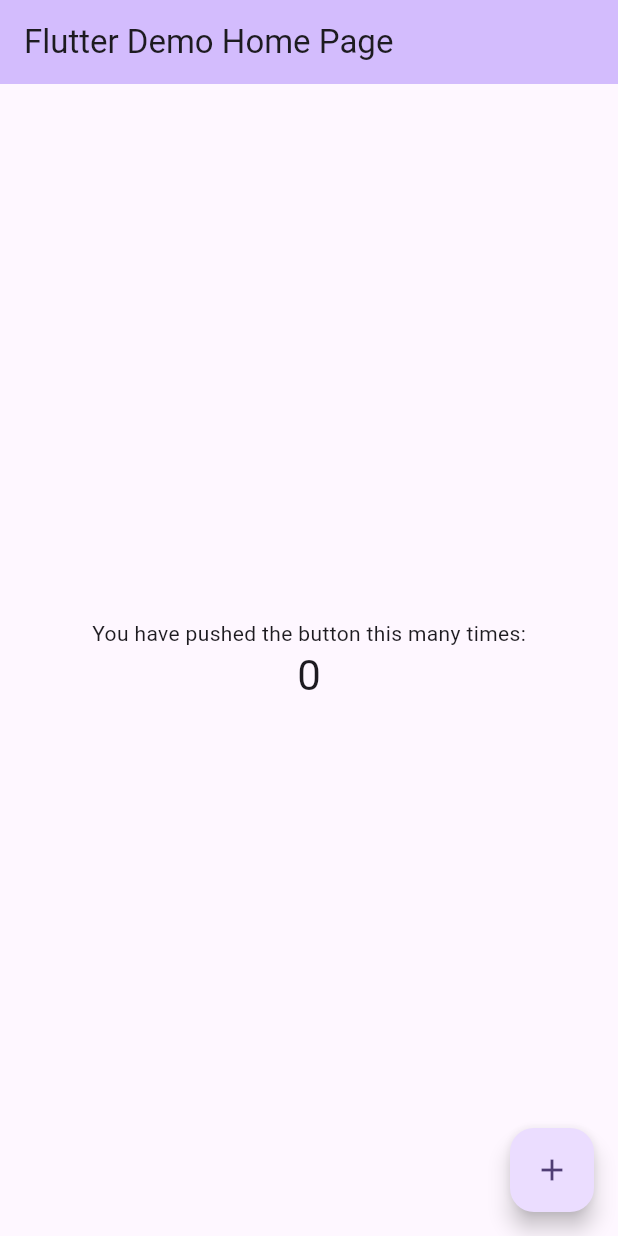
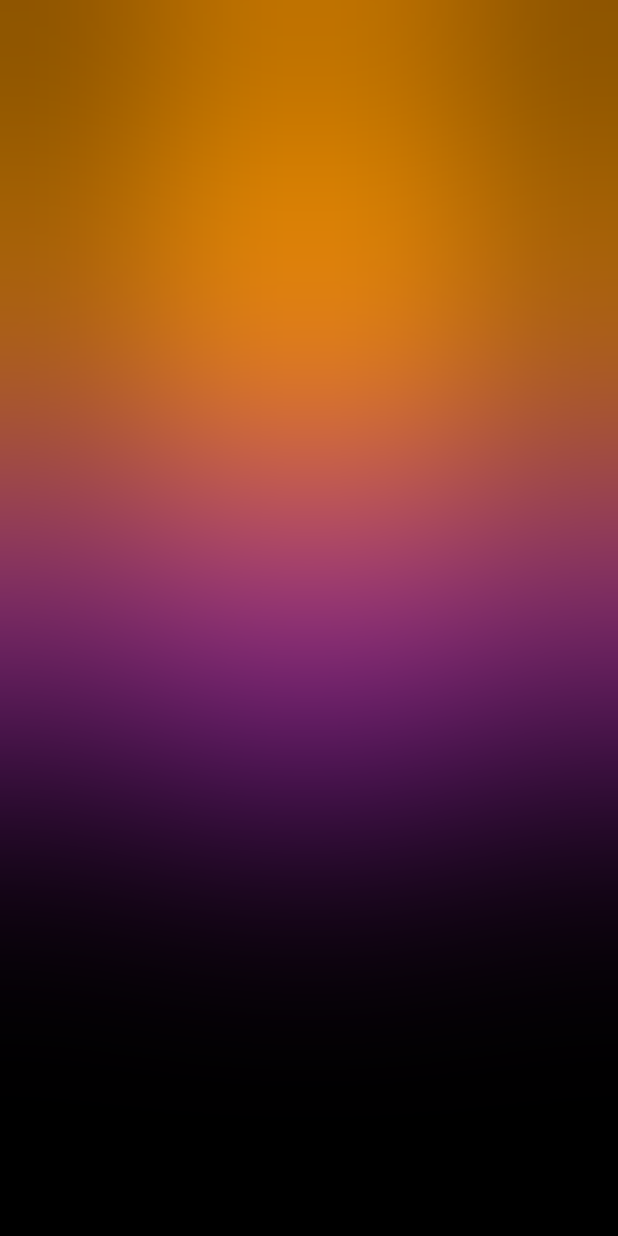
Before and after one commit to DenUP/WeatherAppWithBloc, a Flutter app: the screen it shows after launch, on a phone screen of 412 x 824 dp. Run offline on Flutter 3.47's test engine with Material 3 defaults, Android fonts, the phone set to English and light mode, and no system bars.

Commit message:
add: background

```diff
--- a/lib/main.dart
+++ b/lib/main.dart
@@ -1,125 +1,18 @@
 import 'package:flutter/material.dart';
+import 'package:weather_app_withbloc/screen/home_screen.dart';
 
 void main() {
-  runApp(const MyApp());
+  runApp(const MainApp());
 }
 
-class MyApp extends StatelessWidget {
-  const MyApp({super.key});
+class MainApp extends StatelessWidget {
+  const MainApp({super.key});
 
-  // This widget is the root of your application.
   @override
   Widget build(BuildContext context) {
-    return MaterialApp(
-      title: 'Flutter Demo',
-      theme: ThemeData(
-        // This is the theme of your application.
-        //
-        // TRY THIS: Try running your application with "flutter run". You'll see
-        // the application has a purple toolbar. Then, without quitting the app,
-        // try changing the seedColor in the colorScheme below to Colors.green
-        // and then invoke "hot reload" (save your changes or press the "hot
-        // reload" button in a Flutter-supported IDE, or press "r" if you used
-        // the command line to start the app).
-        //
-        // Notice that the counter didn't reset back to zero; the application
-        // state is not lost during the reload. To reset the state, use hot
-        // restart instead.
-        //
-        // This works for code too, not just values: Most code changes can be
-        // tested with just a hot reload.
-        colorScheme: ColorScheme.fromSeed(seedColor: Colors.deepPurple),
-        useMaterial3: true,
-      ),
-      home: const MyHomePage(title: 'Flutter Demo Home Page'),
+    return const MaterialApp(
+      debugShowCheckedModeBanner: false,
+      home: HomeScreen(),
     );
   }
 }
-
-class MyHomePage extends StatefulWidget {
-  const MyHomePage({super.key, required this.title});
-
-  // This widget is the home page of your application. It is stateful, meaning
-  // that it has a State object (defined below) that contains fields that affect
-  // how it looks.
-
-  // This class is the configuration for the state. It holds the values (in this
-  // case the title) provided by the parent (in this case the App widget) and
-  // used by the build method of the State. Fields in a Widget subclass are
-  // always marked "final".
-
-  final String title;
-
-  @override
-  State<MyHomePage> createState() => _MyHomePageState();
-}
-
-class _MyHomePageState extends State<MyHomePage> {
-  int _counter = 0;
-
-  void _incrementCounter() {
-    setState(() {
-      // This call to setState tells the Flutter framework that something has
-      // changed in this State, which causes it to rerun the build method below
-      // so that the display can reflect the updated values. If we changed
-      // _counter without calling setState(), then the build method would not be
-      // called again, and so nothing would appear to happen.
-      _counter++;
-    });
-  }
-
-  @override
-  Widget build(BuildContext context) {
-    // This method is rerun every time setState is called, for instance as done
-    // by the _incrementCounter method above.
-    //
-    // The Flutter framework has been optimized to make rerunning build methods
-    // fast, so that you can just rebuild anything that needs updating rather
-    // than having to individually change instances of widgets.
-    return Scaffold(
-      appBar: AppBar(
-        // TRY THIS: Try changing the color here to a specific color (to
-        // Colors.amber, perhaps?) and trigger a hot reload to see the AppBar
-        // change color while the other colors stay the same.
-        backgroundColor: Theme.of(context).colorScheme.inversePrimary,
-        // Here we take the value from the MyHomePage object that was created by
-        // the App.build method, and use it to set our appbar title.
-        title: Text(widget.title),
-      ),
-      body: Center(
-        // Center is a layout widget. It takes a single child and positions it
-        // in the middle of the parent.
-        child: Column(
-          // Column is also a layout widget. It takes a list of children and
-          // arranges them vertically. By default, it sizes itself to fit its
-          // children horizontally, and tries to be as tall as its parent.
-          //
-          // Column has various properties to control how it sizes itself and
-          // how it positions its children. Here we use mainAxisAlignment to
-          // center the children vertically; the main axis here is the vertical
-          // axis because Columns are vertical (the cross axis would be
-          // horizontal).
-          //
-          // TRY THIS: Invoke "debug painting" (choose the "Toggle Debug Paint"
-          // action in the IDE, or press "p" in the console), to see the
-          // wireframe for each widget.
-          mainAxisAlignment: MainAxisAlignment.center,
-          children: <Widget>[
-            const Text(
-              'You have pushed the button this many times:',
-            ),
-            Text(
-              '$_counter',
-              style: Theme.of(context).textTheme.headlineMedium,
-            ),
-          ],
-        ),
-      ),
-      floatingActionButton: FloatingActionButton(
-        onPressed: _incrementCounter,
-        tooltip: 'Increment',
-        child: const Icon(Icons.add),
-      ), // This trailing comma makes auto-formatting nicer for build methods.
-    );
-  }
-}
--- /dev/null
+++ b/lib/screen/home_screen.dart
@@ -0,0 +1,76 @@
+import 'dart:ui';
+
+import 'package:flutter/material.dart';
+import 'package:flutter/services.dart';
+
+class HomeScreen extends StatelessWidget {
+  const HomeScreen({super.key});
+
+  @override
+  Widget build(BuildContext context) {
+    return Scaffold(
+      backgroundColor: Colors.black,
+      extendBodyBehindAppBar: true, // Тело будет повверх AppBar
+      appBar: AppBar(
+        backgroundColor: Colors.transparent,
+        elevation: 0, // Толщина Тень у Элемента
+        systemOverlayStyle: const SystemUiOverlayStyle(
+          statusBarBrightness: Brightness.dark,
+        ),
+      ),
+      body: Padding(
+        padding: const EdgeInsets.fromLTRB(40, 1.2 * kToolbarHeight, 40, 20),
+        child: SizedBox(
+          height: MediaQuery.of(context).size.height,
+          child: Stack(
+            children: [
+              Align(
+                alignment: const AlignmentDirectional(3, -0.3),
+                child: Container(
+                  height: 300,
+                  width: 300,
+                  decoration: const BoxDecoration(
+                    color: Colors.purple,
+                    shape: BoxShape.circle,
+                  ),
+                ),
+              ),
+              Align(
+                alignment: const AlignmentDirectional(-3, -0.3),
+                child: Container(
+                  height: 300,
+                  width: 300,
+                  decoration: const BoxDecoration(
+                    color: Colors.purple,
+                    shape: BoxShape.circle,
+                  ),
+                ),
+              ),
+              Align(
+                alignment: const AlignmentDirectional(0, -1.2),
+                child: Container(
+                  height: 300,
+                  width: 600,
+                  decoration: const BoxDecoration(
+                    color: Colors.orange,
+                  ),
+                ),
+              ),
+              BackdropFilter(
+                filter: ImageFilter.blur(
+                  sigmaX: 100.0,
+                  sigmaY: 100,
+                ),
+                child: Container(
+                  decoration: BoxDecoration(
+                    color: Colors.transparent,
+                  ),
+                ),
+              )
+            ],
+          ),
+        ),
+      ),
+    );
+  }
+}
```
Also changed, not shown: 1 other file.
